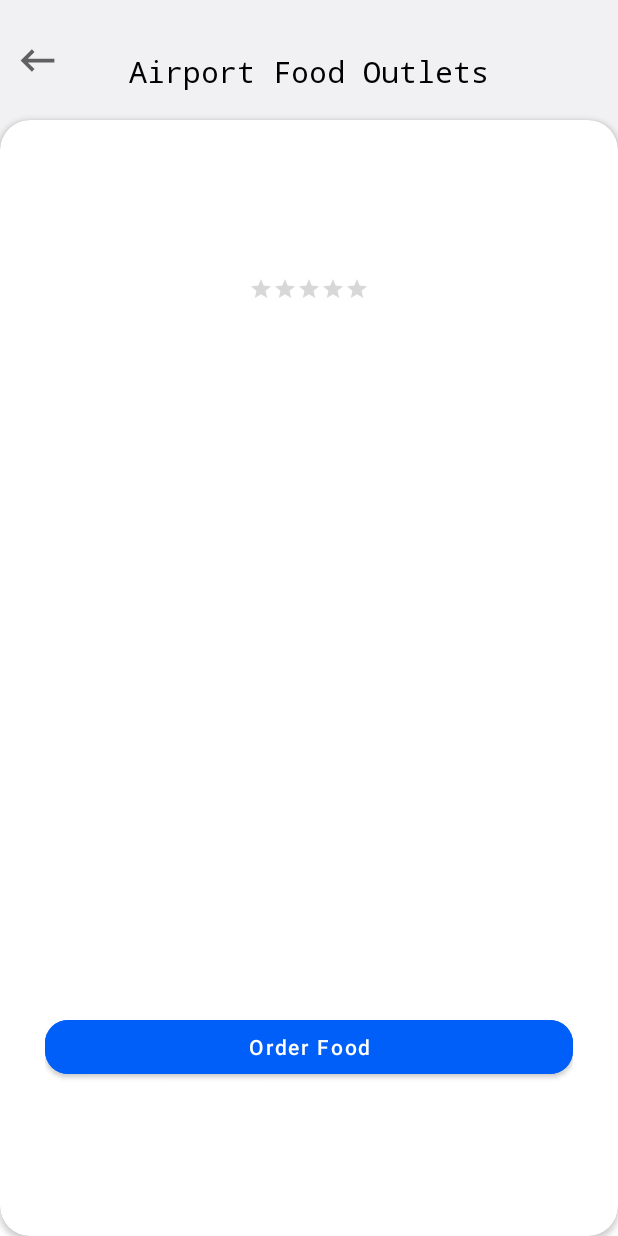
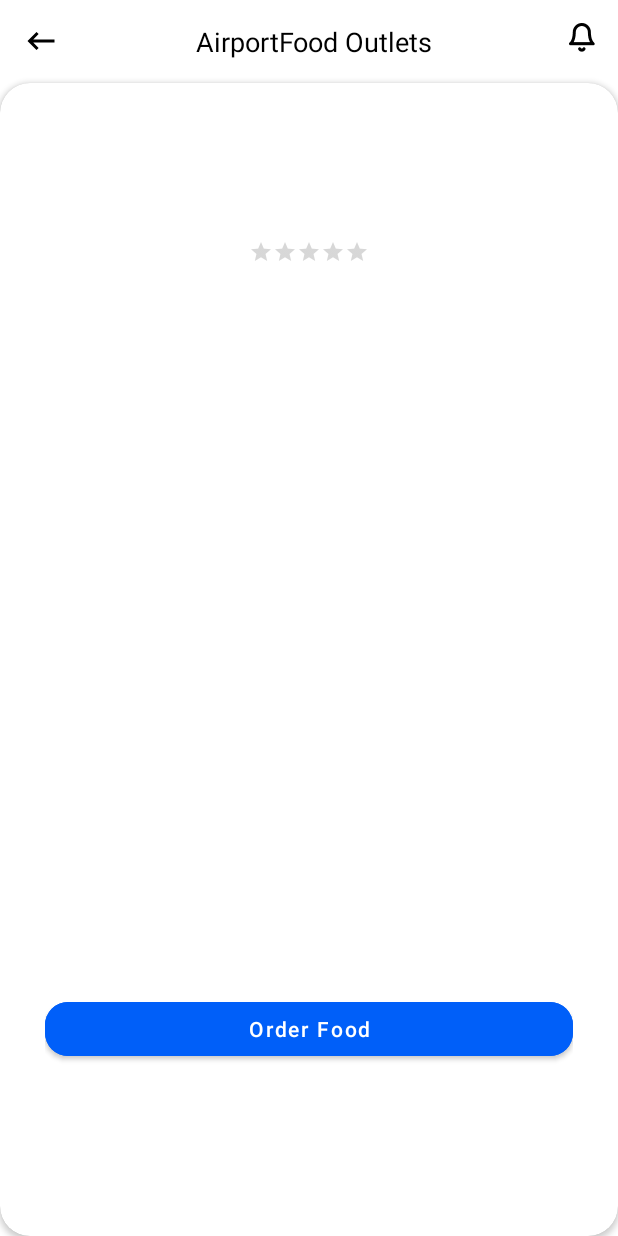
Before and after one commit to bhavesh3005sharma/BIAL---Fly-Easy, an Android app: the SingleFoodStoreActivity screen opened directly, with no data from a screen before it, on a phone screen of 412 x 824 dp. Run offline under Robolectric (Android 15) with nearby library versions, the phone set to English and light mode, and no system bars; our stand-ins replace Dagger/Hilt's generated code, Picasso, data binding; pictures from the network do not load; 5 statements that could not run were skipped.

Commit message:
Fix : Bug

```diff
--- a/app/src/main/java/com/fitnesshub/bial_flyeasy/models/FoodItems.kt
+++ b/app/src/main/java/com/fitnesshub/bial_flyeasy/models/FoodItems.kt
@@ -5,5 +5,6 @@ import java.io.Serializable
 data class FoodItems(
     val _id: String,
     val name: String,
-    var quantity: Int
+    var quantity: Int,
+    var editable: Boolean = false
 ) : Serializable
--- a/app/src/main/java/com/fitnesshub/bial_flyeasy/repositories/MainRepository.kt
+++ b/app/src/main/java/com/fitnesshub/bial_flyeasy/repositories/MainRepository.kt
@@ -23,9 +23,9 @@ class MainRepository @Inject constructor(var apiServices: ApiServices,var prefs:
         statusLiveData.addSource(loadingStatus) { statusLiveData.value = loadingStatus.value }
     }
 
-    fun getData(id:String,airport:String){
+    fun getData(){
         loadingStatus.value = ResourceResponseHome(Constants.IN_PROGRESS, null)
-        val source = LiveDataReactiveStreams.fromPublisher(apiServices.getData(HomeRequestModel(id,airport))
+        val source = LiveDataReactiveStreams.fromPublisher(apiServices.getData(HomeRequestModel(prefs.user._id,Constants.airportCode[prefs.cityInt]))
             .onErrorReturn { t: Throwable? ->
                 val errorUser = ResourceResponseHome(Constants.ERROR, t?.message)
                 errorUser
--- a/app/src/main/java/com/fitnesshub/bial_flyeasy/ui/SingleFoodStoreActivity.java
+++ b/app/src/main/java/com/fitnesshub/bial_flyeasy/ui/SingleFoodStoreActivity.java
@@ -5,6 +5,7 @@ import androidx.databinding.DataBindingUtil;
 
 import android.content.Intent;
 import android.os.Bundle;
+import android.view.View;
 
 import com.fitnesshub.bial_flyeasy.R;
 import com.fitnesshub.bial_flyeasy.databinding.ActivitySingleFoodStoreBinding;
@@ -32,6 +33,12 @@ boolean isFood;
         Picasso.get().load(model.getImages().get(1)).into(activityBinding.image2);
         Picasso.get().load(model.getImages().get(2)).into(activityBinding.image3);
         Picasso.get().load(model.getImages().get(3)).into(activityBinding.image4);
-        activityBinding.backButton.setOnClickListener(view -> super.onBackPressed());
+        setupToolbar();
+    }
+
+    private void setupToolbar() {
+        activityBinding.toolbar.ivBack.setOnClickListener(view -> onBackPressed());
+        if(isFood) activityBinding.toolbar.tvToolbarTitle.setText("AirportFood Outlets");
+        else activityBinding.toolbar.tvToolbarTitle.setText("Airport Shops");
     }
 }
--- a/app/src/main/java/com/fitnesshub/bial_flyeasy/ui/TicketBookingActivity.kt
+++ b/app/src/main/java/com/fitnesshub/bial_flyeasy/ui/TicketBookingActivity.kt
@@ -56,6 +56,7 @@ class TicketBookingActivity : AppCompatActivity() {
                 binding.status = it.status
                 if (it.status != Constants.IN_PROGRESS) HelperClass.toast(this, it.message)
                 if(it.status==Constants.OKAY) {
+                    if(ticketModel.food_details!=null) for(item in ticketModel.food_details!!) item.editable = false
                     val intent = Intent(this,TicketBookingActivity::class.java)
                     intent.putExtra("ticketModel",ticketModel)
                     intent.putExtra("useActivityFor",Constants.BOOKED_TICKET_VIEW)
@@ -67,7 +68,10 @@ class TicketBookingActivity : AppCompatActivity() {
 
             viewModel.getFoodItems().observe(this, {
                 binding.status = it.status
-                if (it.data != null) foodAdapter.setFoodItemsList(it.data!!)
+                if (it.data != null) {
+                    for(item in it.data!!) item.editable = true
+                    foodAdapter.setFoodItemsList(it.data!!)
+                }
             })
 
             binding.submitButton.setOnClickListener {
--- a/app/src/main/java/com/fitnesshub/bial_flyeasy/viewModels/MainViewModel.kt
+++ b/app/src/main/java/com/fitnesshub/bial_flyeasy/viewModels/MainViewModel.kt
@@ -28,7 +28,7 @@ class MainViewModel @Inject constructor(private val mainRepository: MainReposito
 
     fun getResponse(): LiveData<ResourceResponseHome> = response
 
-    fun getData(id:String,airport:String){
-        mainRepository.getData(id,airport);
+    fun getData(){
+        mainRepository.getData()
     }
 }
--- a/app/src/main/res/layout/activity_single_food_store.xml
+++ b/app/src/main/res/layout/activity_single_food_store.xml
@@ -1,5 +1,7 @@
 <?xml version="1.0" encoding="utf-8"?>
-<layout>
+<layout xmlns:tools="http://schemas.android.com/tools"
+    xmlns:android="http://schemas.android.com/apk/res/android"
+    xmlns:app="http://schemas.android.com/apk/res-auto">
     <data>
         <import type="android.view.View"/>
         <variable
@@ -9,10 +11,8 @@
             name="shopModel"
             type="com.fitnesshub.bial_flyeasy.models.FoodStoreModel" />
     </data>
+
     <ScrollView
-        xmlns:android="http://schemas.android.com/apk/res/android"
-        xmlns:app="http://schemas.android.com/apk/res-auto"
-        xmlns:tools="http://schemas.android.com/tools"
         android:layout_width="match_parent"
         android:layout_height="match_parent"
         android:fillViewport="true"
@@ -20,162 +20,135 @@
 
     <androidx.constraintlayout.widget.ConstraintLayout
         android:layout_width="match_parent"
-        android:layout_height="match_parent">
-    <View
-        android:id="@+id/imageView"
-        android:layout_width="match_parent"
-        android:layout_height="100dp"
-        android:scaleType="centerCrop"
-        app:layout_constraintEnd_toEndOf="parent"
-        app:layout_constraintStart_toStartOf="parent"
-        app:layout_constraintTop_toTopOf="parent"
-        android:background="@color/appColour"/>
+        android:layout_height="wrap_content">
 
-    <ImageView
-        android:layout_width="30dp"
-        android:layout_height="30dp"
-        android:src="@drawable/ic_back"
-        android:id="@+id/backButton"
-        android:layout_marginBottom="20dp"
-        android:layout_marginStart="10dp"
-        app:layout_constraintStart_toStartOf="parent"
-        app:layout_constraintTop_toTopOf="parent"
-        app:layout_constraintBottom_toBottomOf="@id/imageView"/>
-
-
-    <TextView
-        android:id="@+id/textView"
-        android:layout_width="wrap_content"
-        android:layout_height="wrap_content"
-        android:text="@{(isFood==true)?`Airport Food Outlets`:`Airport Shops`}"
-        android:textColor="#000000"
-        android:textSize="20sp"
-        android:paddingTop="15dp"
-        android:fontFamily="monospace"
-        android:layout_marginBottom="20dp"
-        android:gravity="center"
-        app:layout_constraintStart_toStartOf="parent"
-        app:layout_constraintEnd_toEndOf="parent"
-        app:layout_constraintTop_toTopOf="parent"
-        app:layout_constraintBottom_toBottomOf="@id/imageView"/>
-
+        <include
+            android:id="@+id/toolbar"
+            layout="@layout/layout_toolbar"
+            app:layout_constraintEnd_toEndOf="parent"
+            app:layout_constraintStart_toStartOf="parent"
+            app:layout_constraintTop_toTopOf="parent" />
 
         <androidx.cardview.widget.CardView
             android:layout_width="match_parent"
             android:layout_height="0dp"
-            android:layout_marginTop="-20dp"
+            android:backgroundTint="@color/white"
             android:elevation="20dp"
-            android:backgroundTint="@color/white"
+            android:paddingHorizontal="10dp"
             app:cardCornerRadius="20dp"
-            android:paddingHorizontal="10dp"
             app:layout_constraintBottom_toBottomOf="parent"
             app:layout_constraintEnd_toEndOf="parent"
             app:layout_constraintHorizontal_bias="0.0"
             app:layout_constraintStart_toStartOf="parent"
-            app:layout_constraintTop_toBottomOf="@+id/imageView">
+            app:layout_constraintTop_toBottomOf="@+id/toolbar">
+
             <androidx.constraintlayout.widget.ConstraintLayout
                 android:layout_width="match_parent"
+                android:layout_height="match_parent"
                 android:layout_marginHorizontal="30dp"
-                android:layout_marginTop="30dp"
-                android:layout_height="match_parent">
+                android:layout_marginTop="30dp">
+
                 <TextView
-                    android:layout_margin="15dp"
+                    android:id="@+id/shopName"
                     android:layout_width="wrap_content"
                     android:layout_height="wrap_content"
+                    android:layout_margin="15dp"
+                    android:fontFamily="monospace"
                     android:text="@{shopModel.name}"
-                    app:layout_constraintStart_toStartOf="parent"
-                    app:layout_constraintEnd_toEndOf="parent"
-                    app:layout_constraintTop_toTopOf="parent"
-                    android:id="@+id/shopName"
                     android:textColor="@color/black"
                     android:textSize="20sp"
-                    android:fontFamily="monospace"/>
+                    app:layout_constraintEnd_toEndOf="parent"
+                    app:layout_constraintStart_toStartOf="parent"
+                    app:layout_constraintTop_toTopOf="parent" />
+
                 <TextView
-                    android:layout_margin="5dp"
+                    android:id="@+id/shopAddress"
                     android:layout_width="wrap_content"
                     android:layout_height="wrap_content"
+                    android:layout_margin="5dp"
+                    android:fontFamily="monospace"
                     android:text="@{shopModel.address}"
+                    android:textSize="15sp"
+                    app:layout_constraintEnd_toEndOf="parent"
                     app:layout_constraintStart_toStartOf="parent"
-                    app:layout_constraintEnd_toEndOf="parent"
-                    app:layout_constraintTop_toBottomOf="@id/shopName"
-                    android:id="@+id/shopAddress"
-                    android:textSize="15sp"
-                    android:fontFamily="monospace"/>
+                    app:layout_constraintTop_toBottomOf="@id/shopName" />
+
                 <RatingBar
+                    android:id="@+id/rating"
+                    style="?android:attr/ratingBarStyleSmall"
+                    android:layout_width="wrap_content"
+                    android:layout_height="wrap_content"
                     android:layout_margin="5dp"
-                    android:layout_width="wrap_content"
-                    style="?android:attr/ratingBarStyleSmall"
-                    android:layout_height="wrap_content"
                     android:numStars="5"
                     android:rating="@{shopModel.rating}"
+                    app:layout_constraintEnd_toEndOf="parent"
                     app:layout_constraintStart_toStartOf="parent"
-                    app:layout_constraintEnd_toEndOf="parent"
-                    app:layout_constraintTop_toBottomOf="@id/shopAddress"
-                    android:id="@+id/rating"/>
+                    app:layout_constraintTop_toBottomOf="@id/shopAddress" />
 
                 <TextView
+                    android:id="@+id/shopDesc"
+                    android:layout_width="wrap_content"
+                    android:layout_height="wrap_content"
                     android:layout_marginHorizontal="25dp"
                     android:layout_marginVertical="40dp"
+                    android:fontFamily="monospace"
                     android:gravity="center"
-                    android:layout_width="wrap_content"
-                    android:layout_height="wrap_content"
                     android:text="@{shopModel.description}"
+                    android:textSize="15sp"
+                    app:layout_constraintEnd_toEndOf="parent"
                     app:layout_constraintStart_toStartOf="parent"
-                    app:layout_constraintEnd_toEndOf="parent"
-                    app:layout_constraintTop_toBottomOf="@id/rating"
-                    android:id="@+id/shopDesc"
-                    android:textSize="15sp"
-                    android:fontFamily="monospace"/>
+                    app:layout_constraintTop_toBottomOf="@id/rating" />
 
                 <ImageView
-                    android:layout_marginTop="10dp"
+                    android:id="@+id/image1"
                     android:layout_width="130dp"
                     android:layout_height="130dp"
+                    android:layout_marginTop="10dp"
+                    app:layout_constraintEnd_toStartOf="@id/image2"
                     app:layout_constraintStart_toStartOf="parent"
-                    app:layout_constraintEnd_toStartOf="@id/image2"
-                    app:layout_constraintTop_toBottomOf="@id/shopDesc"
-                    android:id="@+id/image1"/>
+                    app:layout_constraintTop_toBottomOf="@id/shopDesc" />
 
                 <ImageView
-                    android:layout_marginTop="10dp"
+                    android:id="@+id/image2"
                     android:layout_width="130dp"
                     android:layout_height="130dp"
+                    android:layout_marginTop="10dp"
+                    app:layout_constraintEnd_toEndOf="parent"
                     app:layout_constraintStart_toEndOf="@id/image1"
-                    app:layout_constraintEnd_toEndOf="parent"
-                    app:layout_constraintTop_toBottomOf="@id/shopDesc"
-                    android:id="@+id/image2"/>
+                    app:layout_constraintTop_toBottomOf="@id/shopDesc" />
+
                 <ImageView
-                    android:layout_marginTop="10dp"
+                    android:id="@+id/image3"
                     android:layout_width="130dp"
                     android:layout_height="130dp"
+                    android:layout_marginTop="10dp"
+                    app:layout_constraintEnd_toStartOf="@id/image4"
                     app:layout_constraintStart_toStartOf="parent"
-                    app:layout_constraintEnd_toStartOf="@id/image4"
-                    app:layout_constraintTop_toBottomOf="@id/image1"
-                    android:id="@+id/image3"/>
+                    app:layout_constraintTop_toBottomOf="@id/image1" />
+
                 <ImageView
-                    android:layout_marginTop="10dp"
+                    android:id="@+id/image4"
                     android:layout_width="130dp"
                     android:layout_height="130dp"
+                    android:layout_marginTop="10dp"
+                    app:layout_constraintEnd_toEndOf="parent"
                     app:layout_constraintStart_toEndOf="@id/image3"
-                    app:layout_constraintEnd_toEndOf="parent"
-                    app:layout_constraintTop_toBottomOf="@id/image2"
-                    android:id="@+id/image4"/>
+                    app:layout_constraintTop_toBottomOf="@id/image2" />
 
                 <com.google.android.material.button.MaterialButton
+                    android:id="@+id/guidelinesButton"
                     android:layout_width="match_parent"
                     android:layout_height="wrap_content"
-                    app:layout_constraintTop_toBottomOf="@id/image3"
+                    android:layout_marginTop="30dp"
+                    android:backgroundTint="@color/blue"
+                    android:text="Order Food"
+                    android:textAllCaps="false"
+                    android:textColor="@color/white"
+                    android:visibility="@{isFood?View.VISIBLE:View.GONE}"
+                    app:cornerRadius="15dp"
                     app:layout_constraintBottom_toBottomOf="parent"
                     app:layout_constraintStart_toStartOf="parent"
-                    android:text="Order Food"
-                    android:visibility="@{isFood?View.VISIBLE:View.GONE}"
-                    android:id="@+id/guidelinesButton"
-                    android:layout_marginTop="30dp"
-                    app:cornerRadius="15dp"
-                    android:backgroundTint="@color/blue"
-                    android:textColor="@color/white"
-                    android:textAllCaps="false"/>
-
+                    app:layout_constraintTop_toBottomOf="@id/image3" />
 
 
             </androidx.constraintlayout.widget.ConstraintLayout>
--- a/app/src/main/res/layout/layout_food_item_ticket.xml
+++ b/app/src/main/res/layout/layout_food_item_ticket.xml
@@ -40,6 +40,8 @@
                 android:background="@drawable/top_curved_cornor_background"
                 android:gravity="center"
                 android:text="+"
+                visible="@{foodItem.editable}"
+                android:visibility="gone"
                 android:textColor="@color/black" />
 
             <com.google.android.material.textview.MaterialTextView
@@ -58,6 +60,7 @@
                 android:background="@drawable/top_curved_cornor_background"
                 android:gravity="center"
                 android:text="-"
+                visible="@{foodItem.editable}"
                 android:textColor="@color/black" />
         </androidx.appcompat.widget.LinearLayoutCompat>
 
--- a/app/src/main/res/layout/layout_toolbar.xml
+++ b/app/src/main/res/layout/layout_toolbar.xml
@@ -24,6 +24,7 @@
         android:layout_marginStart="16dp"
         android:layout_marginEnd="16dp"
         android:text="TextView"
+        android:gravity="center"
         android:textColor="@color/black"
         android:textSize="18sp"
         app:layout_constraintBottom_toBottomOf="@+id/ivBack"
```
Also changed, not shown: app/src/main/java/com/fitnesshub/bial_flyeasy/adapters/ArrivalDepartureAdapter.java (+4 -11 lines), app/src/main/java/com/fitnesshub/bial_flyeasy/database/Preferences.java (renamed from app/src/main/java/com/fitnesshub/bial_flyeasy/database/Prefs.java, +3 -5 lines), app/src/main/java/com/fitnesshub/bial_flyeasy/ui/MainActivity.java (+33 -17 lines), app/src/main/res/layout/activity_main.xml (+8 -5 lines).
